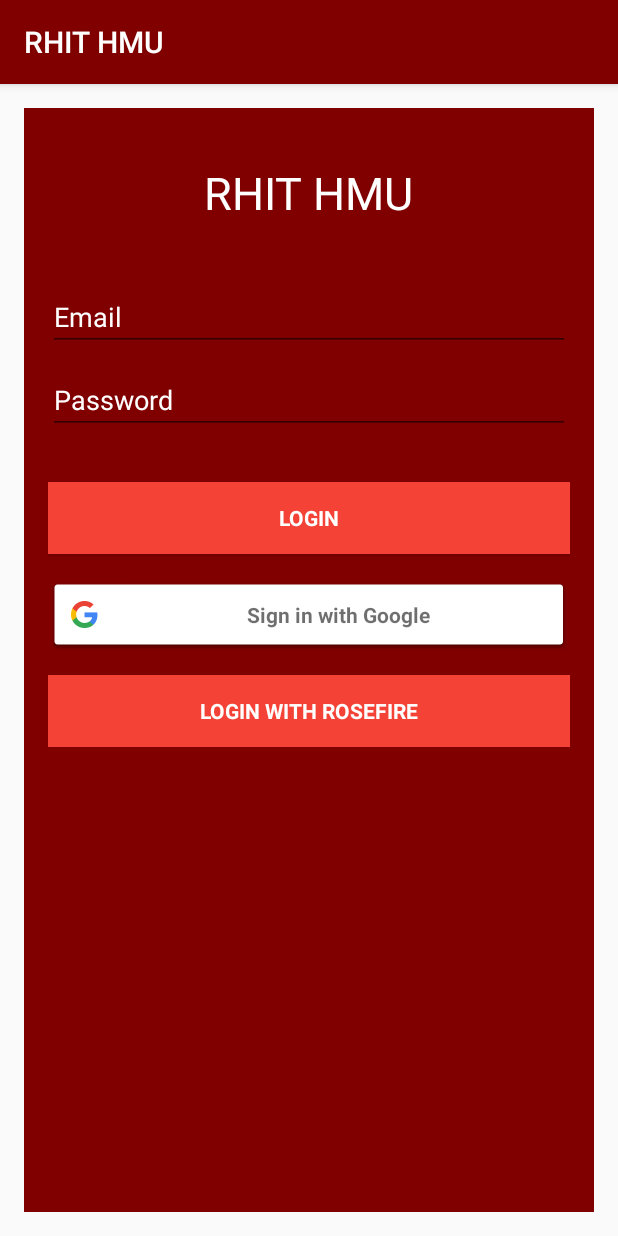
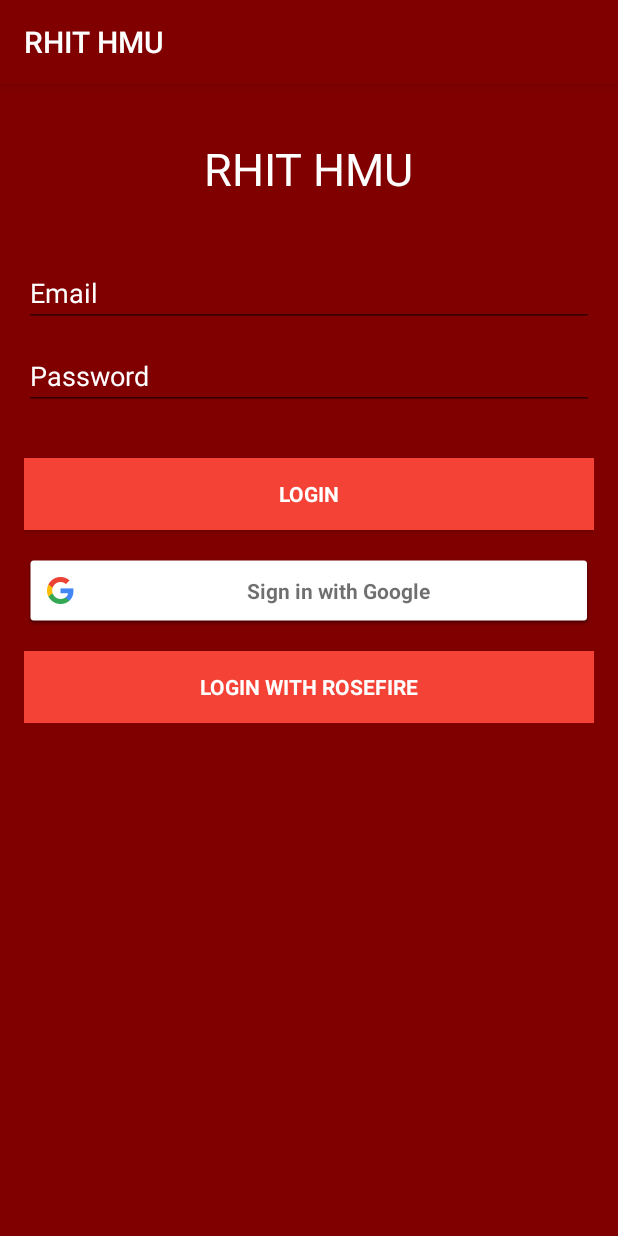
Before and after one commit to ckeinsley/RHIT-HMU, an Android app: the screen it shows after launch (MainActivity), on a phone screen of 412 x 824 dp. Run offline under Robolectric (Android 15) with nearby library versions, the phone set to English and light mode, and no system bars; our stand-ins replace Firebase (no records; nobody signed in at launch, a user with empty details on screens opened directly).

Commit message:
a couple small visual changes, stuck on one that isn't working right - Davis

```diff
--- a/app/src/main/res/layout/content_main.xml
+++ b/app/src/main/res/layout/content_main.xml
@@ -5,10 +5,7 @@
     android:id="@+id/fragment_container"
     android:layout_width="match_parent"
     android:layout_height="match_parent"
-    android:paddingBottom="@dimen/activity_vertical_margin"
-    android:paddingLeft="@dimen/activity_horizontal_margin"
-    android:paddingRight="@dimen/activity_horizontal_margin"
-    android:paddingTop="@dimen/activity_vertical_margin"
+    android:padding="0dp"
     app:layout_behavior="@string/appbar_scrolling_view_behavior"
     tools:context="edu.rosehulman.keinslc.rhithmu.MainActivity"
     tools:showIn="@layout/activity_main">
--- a/app/src/main/res/layout/fragment_week_view.xml
+++ b/app/src/main/res/layout/fragment_week_view.xml
@@ -13,6 +13,7 @@
 
         <Button
             android:id="@+id/matchSyncSchedule"
+            style="@style/Widget.AppCompat.Button.Borderless"
             android:layout_width="match_parent"
             android:layout_height="wrap_content"
             android:text="@string/match_schedule_button_text" />
```
Also changed, not shown: app/src/main/res/layout/dialog_fragment_add_edit_delete_event.xml (+7 -2 lines).
